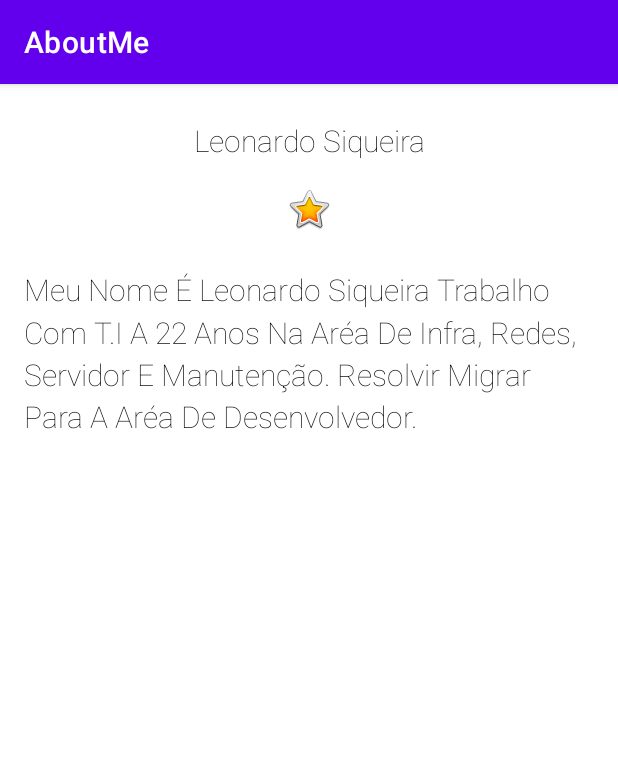
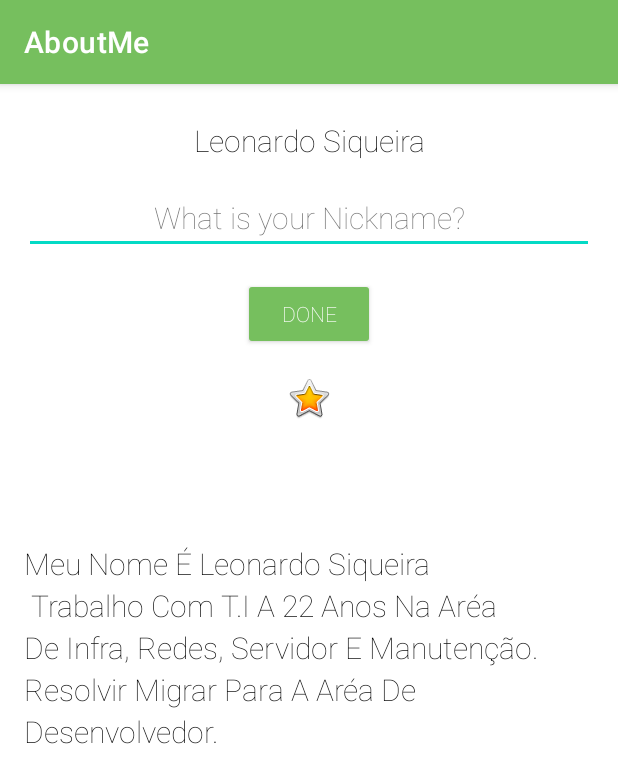
Before and after one commit to LeOzInNDF/kotlin-app-course, an Android app: the screen it shows after launch (MainActivity), on a phone screen of 412 x 824 dp. Shown: the top 783 px of the screen. Run offline under Robolectric (Android 15) with nearby library versions, the phone set to English and light mode, and no system bars.

Commit message:
Add user interactivity

```diff
--- a/AboutMe/app/src/main/res/layout/activity_main.xml
+++ b/AboutMe/app/src/main/res/layout/activity_main.xml
@@ -18,6 +18,38 @@
         android:layout_height="wrap_content"
         android:text="@string/name"
         android:textAlignment="center" />
+
+    <EditText
+        android:id="@+id/nickname_edit"
+        style="@style/NameStyle"
+        android:layout_width="match_parent"
+        android:layout_height="wrap_content"
+        android:ems="10"
+        android:hint="@string/what_is_your_nickname"
+        android:inputType="textPersonName"
+        android:textAlignment="center" />
+
+    <Button
+        android:id="@+id/done_button"
+
+        style="@style/Widget.AppCompat.Button.Colored"
+        android:layout_width="wrap_content"
+        android:layout_height="wrap_content"
+        android:layout_gravity="center_horizontal"
+        android:layout_marginTop="@dimen/layout_margin"
+        android:fontFamily="@font/roboto"
+        android:text="@string/done" />
+
+    <TextView
+        android:id="@+id/nickname_text"
+        android:background="@color/colorAccent"
+        android:paddingBottom="@dimen/small_padding"
+        style="@style/NameStyle"
+        android:layout_width="match_parent"
+        android:layout_height="wrap_content"
+        android:textAlignment="center"
+        android:visibility="gone"
+        android:text=""/>
 
     <ImageView
         android:id="@+id/star_image"
--- a/AboutMe/app/src/main/res/values/colors.xml
+++ b/AboutMe/app/src/main/res/values/colors.xml
@@ -1,10 +1,13 @@
 <?xml version="1.0" encoding="utf-8"?>
 <resources>
     <color name="purple_200">#FFBB86FC</color>
-    <color name="purple_500">#FF6200EE</color>
+    <color name="purple_500">#76bf5e</color>
     <color name="purple_700">#FF3700B3</color>
     <color name="teal_200">#FF03DAC5</color>
     <color name="teal_700">#FF018786</color>
     <color name="black">#FF000000</color>
     <color name="white">#FFFFFFFF</color>
+    <color name="colorPrimary">#008577</color>
+    <color name="colorPrimaryDark">#00574B</color>
+    <color name="colorAccent">#76bf5e</color>
 </resources>
--- a/AboutMe/app/src/main/res/values/strings.xml
+++ b/AboutMe/app/src/main/res/values/strings.xml
@@ -2,6 +2,9 @@
     <string name="app_name">AboutMe</string>
     <string name="name">Leonardo Siqueira"</string>
     <string name="yellow_star">Estrela</string>
-    <string name="bio">Meu Nome É Leonardo Siqueira
+    <string name="bio">\n\nMeu Nome É Leonardo Siqueira\n
 Trabalho Com T.I A 22 Anos Na Aréa De Infra, Redes, Servidor E Manutenção. Resolvir Migrar Para A Aréa De Desenvolvedor.</string>
+    <string name="what_is_your_nickname">What is your Nickname?</string>
+    <string name="done">Done</string>
+
 </resources>
```
Also changed, not shown: AboutMe/app/src/main/java/com/example/cyberjet/MainActivity.kt (+41 -0 lines).
